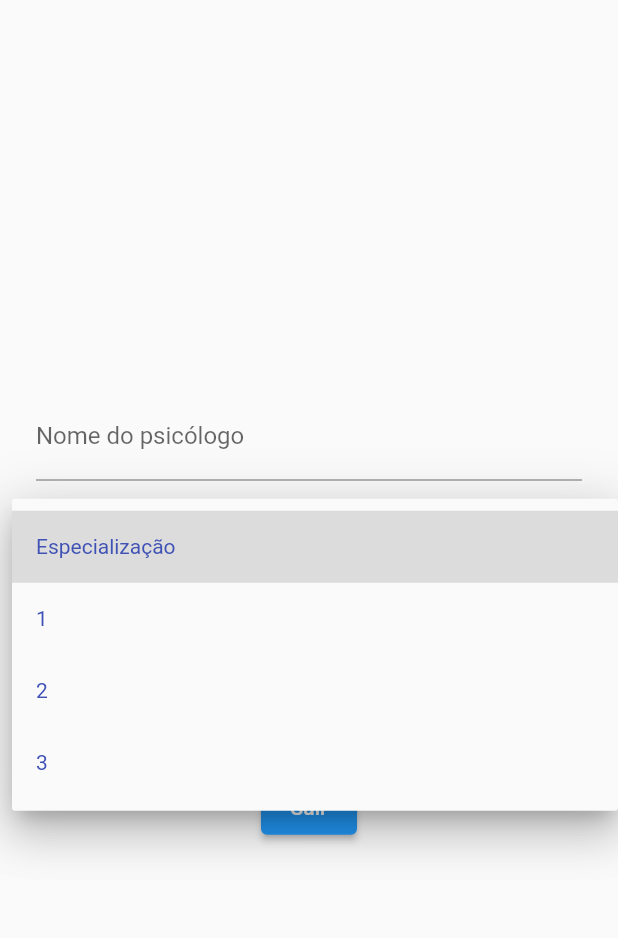
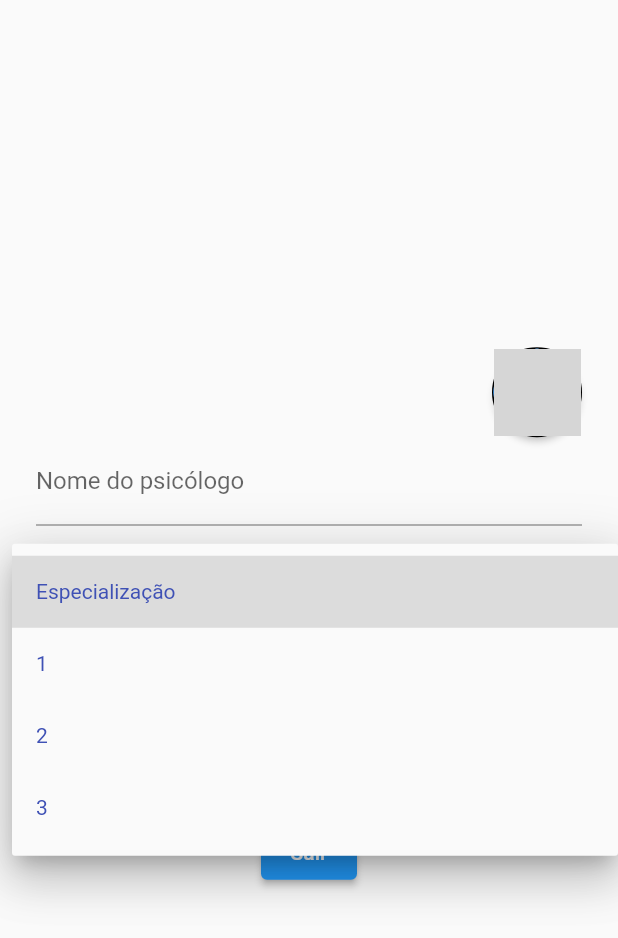
Before and after one commit to deividafonso281/saude_mental, a Flutter app: the screen it shows once a user with an empty profile is signed in, after a tap on "Especialização", on a phone screen of 412 x 824 dp. Shown: the top 938 px of the screen. Run offline on Flutter 3.47's test engine with Material 2 defaults, Android fonts, the phone set to English and light mode, and no system bars; our stand-ins replace cloud_firestore, firebase_auth, firebase_core, firebase_storage, image_picker, mask_text_input_formatter and 2 more; missing offline and left inert: search_cep; accounts and stored records are empty; network calls fail; grey boxes are pictures that could not be loaded.

Commit message:
edicao de dados paciente pronta

```diff
--- a/frontend/lib/models/especialist_model.dart
+++ b/frontend/lib/models/especialist_model.dart
@@ -17,6 +17,7 @@ class EspecialistModelConverter implements MapConverter<EspecialistModel> {
       longitude: json["longitude"],
       address: json["address"],
       agenda: json["agenda"],
+      imageUrl: json["imageUrl"]
     );
   }
 
@@ -35,6 +36,7 @@ class EspecialistModelConverter implements MapConverter<EspecialistModel> {
       "especialization": model.especialization.toShortString(),
       "address": model.address,
       "agenda": model.toString(),
+      "imageUrl": model.imageUrl,
     };
   }
 }
@@ -57,6 +59,7 @@ class EspecialistModel extends UserModel {
     required super.longitude,
     required super.address,
     required super.agenda,
+    required super.imageUrl,
   });
 }
 
--- a/frontend/lib/models/user_model.dart
+++ b/frontend/lib/models/user_model.dart
@@ -17,7 +17,7 @@ class UserModelConverter implements MapConverter<UserModel> {
       longitude: json["longitude"] ?? 0,
       address: json["address"] ?? "",
       imageUrl: json["imageUrl"],
-      agenda: json["agenda"],
+      agenda: json["agenda"] ?? "",
     );
   }
 
@@ -33,6 +33,7 @@ class UserModelConverter implements MapConverter<UserModel> {
       "longitude": model.longitude,
       "address": model.address,
       "agenda": model.agenda,
+      "imageUrl": model.imageUrl,
     };
   }
 }
@@ -47,6 +48,7 @@ class UserModel extends BaseModel {
   double longitude;
   String address;
   String agenda;
+  String imageUrl;
 
   UserModel({
     required this.id,
@@ -58,6 +60,7 @@ class UserModel extends BaseModel {
     required this.longitude,
     required this.address,
     required this.agenda,
+    required this.imageUrl,
   }) : super(id: id);
 }
 
--- a/frontend/lib/providers/database/database_service.dart
+++ b/frontend/lib/providers/database/database_service.dart
@@ -2,6 +2,7 @@ abstract class DataBase<Model> {
   Future<void> setData(Model todo);
   Future<void> deleteData(Model todo);
   Stream<Model> dataStream({required String todoId});
+  Future<Model> getById({required String modelId});
   Stream<List<Model>> dataListStream();
   Future<void> setAllDataComplete();
   Future<void> deleteAllDataWithComplete();
--- a/frontend/lib/providers/database/firebase/firestore_general _dao.dart
+++ b/frontend/lib/providers/database/firebase/firestore_general _dao.dart
@@ -81,4 +81,9 @@ class FirestoreDao<ModelT extends BaseModel> implements DataBase<ModelT> {
     }
     await batchDelete.commit();
   }
+
+   @override
+  Future<ModelT> getById({required String modelId}) async {
+    return await _firestoreService.getById(path: _paths.entity(modelId), builder: (data, id) => _modelConverter.fromMap(data, id));
+  }
 }
--- a/frontend/lib/providers/database/firebase/firestore_service.dart
+++ b/frontend/lib/providers/database/firebase/firestore_service.dart
@@ -73,4 +73,10 @@ class FirestoreService {
     return snapshots.map((snapshot) =>
         builder(snapshot.data() as Map<String, dynamic>, snapshot.id));
   }
+
+  Future<T> getById<T>({required String path, required T Function(Map<String, dynamic> data, String documentID) builder,}) async {
+    final DocumentReference reference = FirebaseFirestore.instance.doc(path);
+    final DocumentSnapshot snapshot = await reference.get();
+    return builder(snapshot.data() as Map<String, dynamic>, snapshot.id);
+  }
 }
--- a/frontend/lib/screens/auth/login_screen.dart
+++ b/frontend/lib/screens/auth/login_screen.dart
@@ -13,6 +13,7 @@ class LoginScreen extends StatefulWidget {
 
 class _LoginScreenState extends State<LoginScreen> {
   final _formKey = GlobalKey<FormState>();
+  final GlobalKey<NavigatorState> navigatorKey = GlobalKey<NavigatorState>();
 
   final TextEditingController _emailTextController = TextEditingController();
   final TextEditingController _passwordTextContoller = TextEditingController();
@@ -58,7 +59,7 @@ class _LoginScreenState extends State<LoginScreen> {
                           child: CircularProgressIndicator(),
                         )
                       : ElevatedButton(
-                          child: const Text('Logar'),
+                          child: const Text('Login'),
                           onPressed: () async {
                             if (_formKey.currentState!.validate()) {
                               FocusScope.of(context)
@@ -76,8 +77,9 @@ class _LoginScreenState extends State<LoginScreen> {
                                   ),
                                 );
                               } else {
+                                // navigatorKey.currentState?.pushNamedAndRemoveUntil('search_screen', (route) => false);
                                 Navigator.of(context).pushReplacementNamed(
-                                    Routes.cadastro_especialist_screen);
+                                    Routes.search_screen);
                               }
                             }
                           }),
--- a/frontend/lib/screens/search/search_screen.dart
+++ b/frontend/lib/screens/search/search_screen.dart
@@ -5,7 +5,9 @@ import '../../../providers/auth/auth_provider.dart';
 import 'package:frontend/screens/search/psychologists_list.dart';
 import 'package:frontend/providers/database/firebase/firestore_general%20_dao.dart';
 
+import '../../models/auth_model.dart';
 import '../../models/especialist_model.dart';
+import '../../utils/router.dart';
 
 
 class SearchScreen extends StatefulWidget {
@@ -25,6 +27,8 @@ class _SearchScreenState extends State<SearchScreen> {
   @override
   Widget build(BuildContext context) {
     final authProvider = Provider.of<AuthProvider>(context);
+    final authModel = Provider.of<AuthModel>(context);
+    final userType = authModel.userType;
 
     return Scaffold(
       body: Center(
@@ -37,6 +41,45 @@ class _SearchScreenState extends State<SearchScreen> {
                 mainAxisAlignment: MainAxisAlignment.center,
                 crossAxisAlignment: CrossAxisAlignment.center,
                 children: [
+                  Row(
+                    mainAxisAlignment: MainAxisAlignment.end,
+                    crossAxisAlignment: CrossAxisAlignment.start,
+                    children: [
+                      Container(
+                        width: 60,
+                        height: 60,
+                        decoration: BoxDecoration(
+                          color: Colors.white,
+                          border: Border.all(
+                            color: Colors.black,
+                            width: 1.0,
+                          ),
+                          borderRadius: BorderRadius.circular(55),
+                        ),
+                        child: ElevatedButton(
+                          onPressed: () {
+                            if (userType == UserType.Especialist) {
+                              Navigator.of(context).restorablePushNamed(
+                              Routes.edit_screen_psicologo,
+                            );
+                            } else {
+                              Navigator.of(context).restorablePushNamed(
+                              Routes.edit_screen_usuario,
+                            );
+                            }
+                          },
+                          style: ElevatedButton.styleFrom(
+                            shape: CircleBorder(),
+                            padding: EdgeInsets.zero,
+                          ),
+                          child: CircleAvatar(
+                            radius: 30,
+                            backgroundImage: NetworkImage('https://picsum.photos/200/300'),
+                          ),
+                        ),
+                      )
+                    ],
+                  ),
                   TextFormField(
                     controller: _nomePsicoloco,
                     decoration: const InputDecoration(
--- a/frontend/lib/utils/router.dart
+++ b/frontend/lib/utils/router.dart
@@ -5,6 +5,8 @@ import 'package:frontend/screens/search/search_screen.dart';
 import 'package:frontend/screens/schedule/psychologist_details_screen.dart';
 import 'package:frontend/screens/search/reservation.dart';
 
+import '../screens/auth/edit/edit_screen_psicologo.dart';
+import '../screens/auth/edit/edit_screen_usuario.dart';
 import '../screens/auth/register/register_screen.dart';
 
 class Routes {
@@ -18,9 +20,13 @@ class Routes {
   static const String search_screen = "search_screen";
   static const String psychologist_details_screen = "psychologist_details_screen";
   static const String reservation_screen = "reservation_screen";
+  static const String edit_screen_psicologo = "edit_screen_psicologo";
+  static const String edit_screen_usuario = "edit_screen_usuario";
 
   static final routes = <String, WidgetBuilder>{
     login_screen: (BuildContext context) => const LoginScreen(),
+    edit_screen_psicologo: (BuildContext context) => const EditScreenPsicologo(),
+    edit_screen_usuario: (BuildContext context) => const EditScreenUsuario(),
     cadastro_especialist_screen: (BuildContext context) =>
         const CadastroTerapeuta(),
     intermediete_register_screen: (BuildContext context) =>
--- a/frontend/pubspec.yaml
+++ b/frontend/pubspec.yaml
@@ -43,6 +43,8 @@ dependencies:
   search_cep: ^4.0.1
   url_launcher: ^6.0.0
   table_calendar: ^3.0.9
+  mask_text_input_formatter: ^2.4.0
+  permission_handler: ^10.3.0
 
 dev_dependencies:
   flutter_test:
```
Also changed, not shown: frontend/lib/screens/auth/edit/edit_screen_psicologo.dart (+38 -23 lines), frontend/lib/screens/auth/edit/edit_screen_usuario.dart (+41 -17 lines), frontend/lib/screens/auth/register/register_screen.dart (+50 -1 lines), frontend/lib/app_builder.dart (line endings or trailing spaces), frontend/lib/auth_builder.dart (line endings or trailing spaces), frontend/pubspec.lock, 2 other files.
